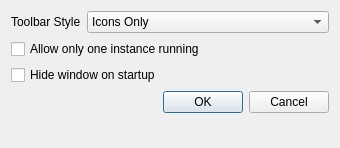
shadowsocks/shadowsocks-qt5, file src/settingsdialog.ui: the form before one commit.
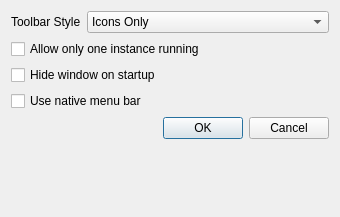
The form after the commit.

Commit message: Add an option to switch on/off native menu bar

Patch:
```diff
--- a/src/settingsdialog.ui
+++ b/src/settingsdialog.ui
@@ -7,14 +7,14 @@
     <x>0</x>
     <y>0</y>
     <width>340</width>
-    <height>148</height>
+    <height>217</height>
    </rect>
   </property>
   <property name="windowTitle">
    <string>General Settings</string>
   </property>
   <layout class="QFormLayout" name="formLayout">
-   <item row="5" column="0" colspan="2">
+   <item row="6" column="0" colspan="2">
     <widget class="QDialogButtonBox" name="buttonBox">
      <property name="orientation">
       <enum>Qt::Horizontal</enum>
@@ -80,6 +80,16 @@
      </property>
     </widget>
    </item>
+   <item row="5" column="0" colspan="2">
+    <widget class="QCheckBox" name="nativeMenuBarCheckBox">
+     <property name="toolTip">
+      <string>Need to restart the application for this change to take effect</string>
+     </property>
+     <property name="text">
+      <string>Use native menu bar</string>
+     </property>
+    </widget>
+   </item>
   </layout>
  </widget>
  <resources/>
```
The commit also changes 5 other files.
